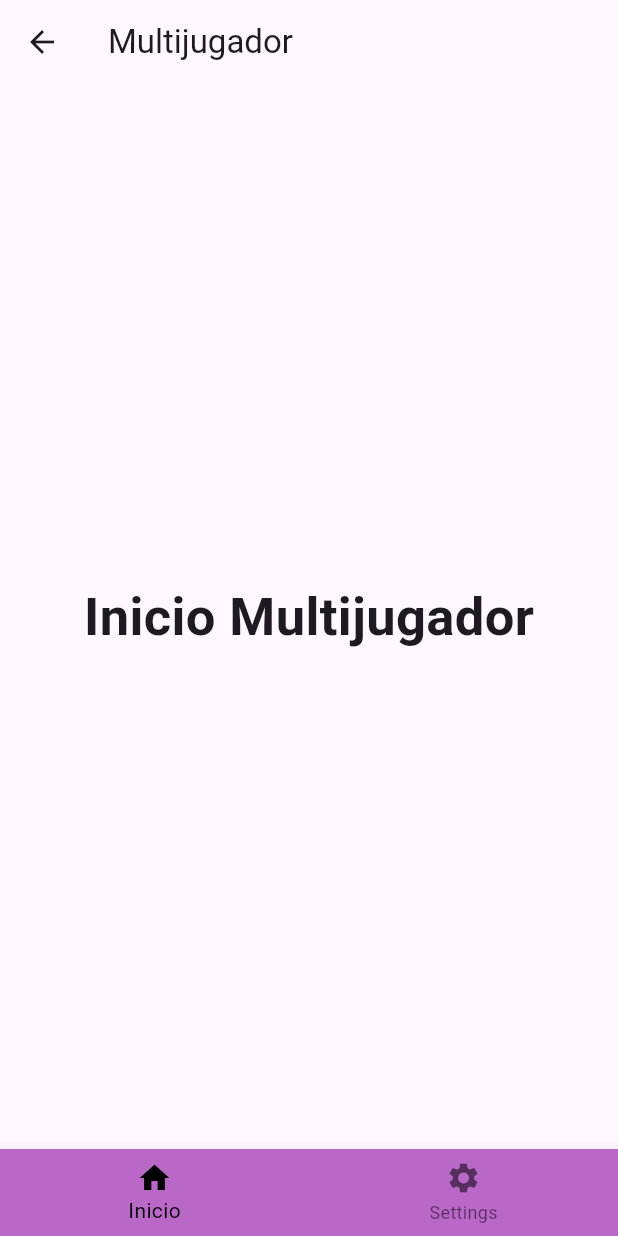
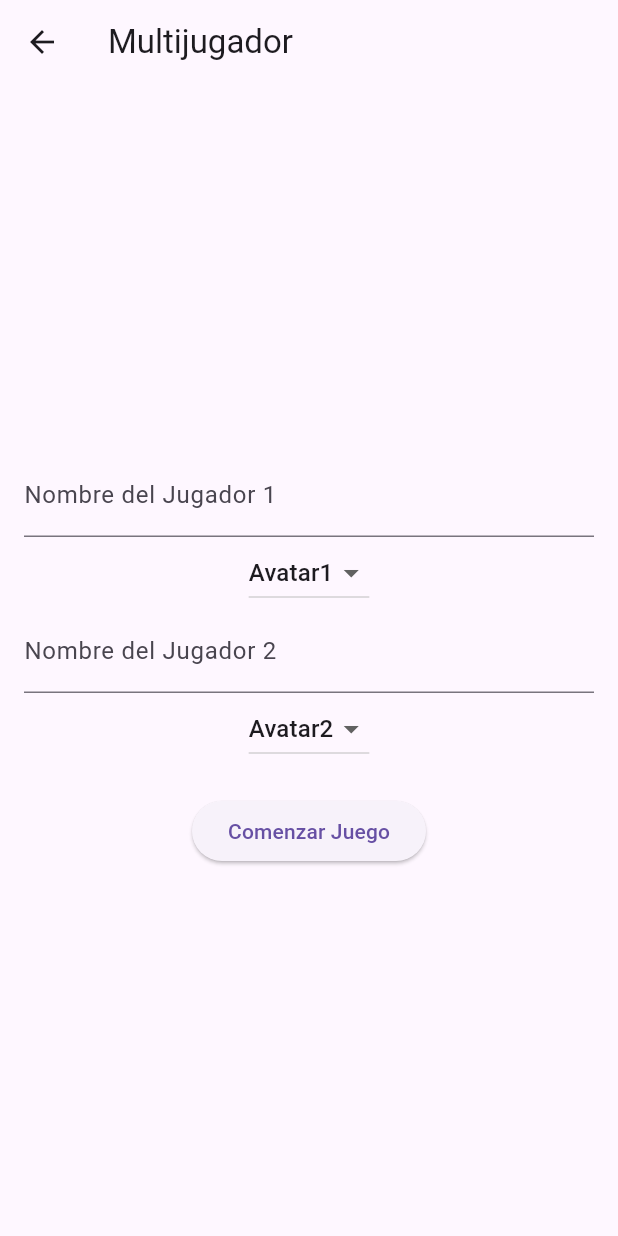
Before and after one commit to AndreaJVB/Proyecto_IS513, a Flutter app: the MultijugadorPage screen opened by its route, on a phone screen of 412 x 824 dp. Run offline on Flutter 3.47's test engine with Material 3 defaults, Android fonts, the phone set to English and light mode, and no system bars; our stand-ins replace firebase_auth, firebase_core, flutter_fortune_wheel, flutter_signin_button, get; accounts and stored records are empty.

Commit message:
se agregaro la opcion de elegir avatares y poder escribir el nombre de ambos jugadores

```diff
--- a/educode/lib/interfaces/pages/game_mode/multijugador_page.dart
+++ b/educode/lib/interfaces/pages/game_mode/multijugador_page.dart
@@ -1,6 +1,6 @@
-import 'package:educode/interfaces/pages/settings/account_page.dart';
 import 'package:flutter/material.dart';
 import 'package:get/get.dart';
+import 'package:flutter_fortune_wheel/flutter_fortune_wheel.dart';
 
 class MultijugadorPage extends StatefulWidget {
   @override
@@ -8,53 +8,119 @@ class MultijugadorPage extends StatefulWidget {
 }
 
 class _MultijugadorPageState extends State<MultijugadorPage> {
-  int _selectedIndex = 0;
+  final TextEditingController _player1Controller = TextEditingController();
+  final TextEditingController _player2Controller = TextEditingController();
+  String _avatarPlayer1 = 'Avatar1';
+  String _avatarPlayer2 = 'Avatar2';
+  final List<String> _avatars = ['Avatar1', 'Avatar2', 'Avatar3'];
 
-  static final List<Widget> _widgetOptions = <Widget>[
-    Text('Inicio Multijugador',
-        style: TextStyle(fontSize: 35, fontWeight: FontWeight.bold)),
-    ProfilePage(),
-  ];
+  final _formKey = GlobalKey<FormState>();
 
-  void _onItemTapped(int index) {
-    setState(() {
-      _selectedIndex = index;
-    });
+  void _startGame() {
+    if (_formKey.currentState!.validate()) {
+      // Navigate to the wheel page
+      Get.to(() => WheelPage());
+    }
   }
 
   @override
   Widget build(BuildContext context) {
-    return GestureDetector(
-      onHorizontalDragUpdate: (details) {
-        if (details.primaryDelta! > 5) {
-          // Ajusta este valor para cambiar la sensibilidad
-          Get.back();
-        }
-      },
-      child: Scaffold(
+    return Scaffold(
       appBar: AppBar(
         title: Text('Multijugador'),
       ),
-        body: Center(
-          child: _widgetOptions.elementAt(_selectedIndex),
+      body: Form(
+        key: _formKey,
+        child: Padding(
+          padding: const EdgeInsets.all(16.0),
+          child: Column(
+            mainAxisAlignment: MainAxisAlignment.center,
+            children: [
+              TextFormField(
+                controller: _player1Controller,
+                decoration: InputDecoration(labelText: 'Nombre del Jugador 1'),
+                validator: (value) {
+                  if (value == null || value.length < 5) {
+                    return 'El nombre debe tener al menos 5 caracteres';
+                  }
+                  return null;
+                },
               ),
-        bottomNavigationBar: BottomNavigationBar(
-          backgroundColor: Colors.purple[300],
-          items: <BottomNavigationBarItem>[
-            BottomNavigationBarItem(
-              icon: Icon(Icons.home),
-              label: 'Inicio',
+              DropdownButton<String>(
+                value: _avatarPlayer1,
+                onChanged: (String? newValue) {
+                  setState(() {
+                    _avatarPlayer1 = newValue!;
+                  });
+                },
+                items: _avatars
+                    .map<DropdownMenuItem<String>>(
+                        (String value) => DropdownMenuItem<String>(
+                              value: value,
+                              child: Text(value),
+                            ))
+                    .toList(),
               ),
-            BottomNavigationBarItem(
-              icon: Icon(Icons.settings),
-              label: 'Settings',
+              TextFormField(
+                controller: _player2Controller,
+                decoration: InputDecoration(labelText: 'Nombre del Jugador 2'),
+                validator: (value) {
+                  if (value == null || value.length < 5) {
+                    return 'El nombre debe tener al menos 5 caracteres';
+                  }
+                  return null;
+                },
+              ),
+              DropdownButton<String>(
+                value: _avatarPlayer2,
+                onChanged: (String? newValue) {
+                  setState(() {
+                    _avatarPlayer2 = newValue!;
+                  });
+                },
+                items: _avatars
+                    .map<DropdownMenuItem<String>>(
+                        (String value) => DropdownMenuItem<String>(
+                              value: value,
+                              child: Text(value),
+                            ))
+                    .toList(),
+              ),
+              SizedBox(height: 20),
+              ElevatedButton(
+                onPressed: _startGame,
+                child: Text('Comenzar Juego'),
               ),
             ],
-          currentIndex: _selectedIndex,
-          selectedItemColor: Colors.black,
-          onTap: _onItemTapped,
+          ),
         ),
       ),
     );
   }
 }
+
+class WheelPage extends StatelessWidget {
+  final List<String> topics = [
+    "Base de datos",
+    "Programación 1",
+    "Programación 2",
+    "Algoritmo",
+    "Lenguaje de Programación"
+  ];
+
+  @override
+  Widget build(BuildContext context) {
+    return Scaffold(
+      appBar: AppBar(
+        title: Text('Rueda de Temas'),
+      ),
+      body: Center(
+        child: FortuneWheel(
+          items: [
+            for (var topic in topics) FortuneItem(child: Text(topic)),
+          ],
+        ),
+      ),
+    );
+  }
+}
```
Also changed, not shown: educode/pubspec.lock. Lines whose indentation alone changed are shown as unchanged.
